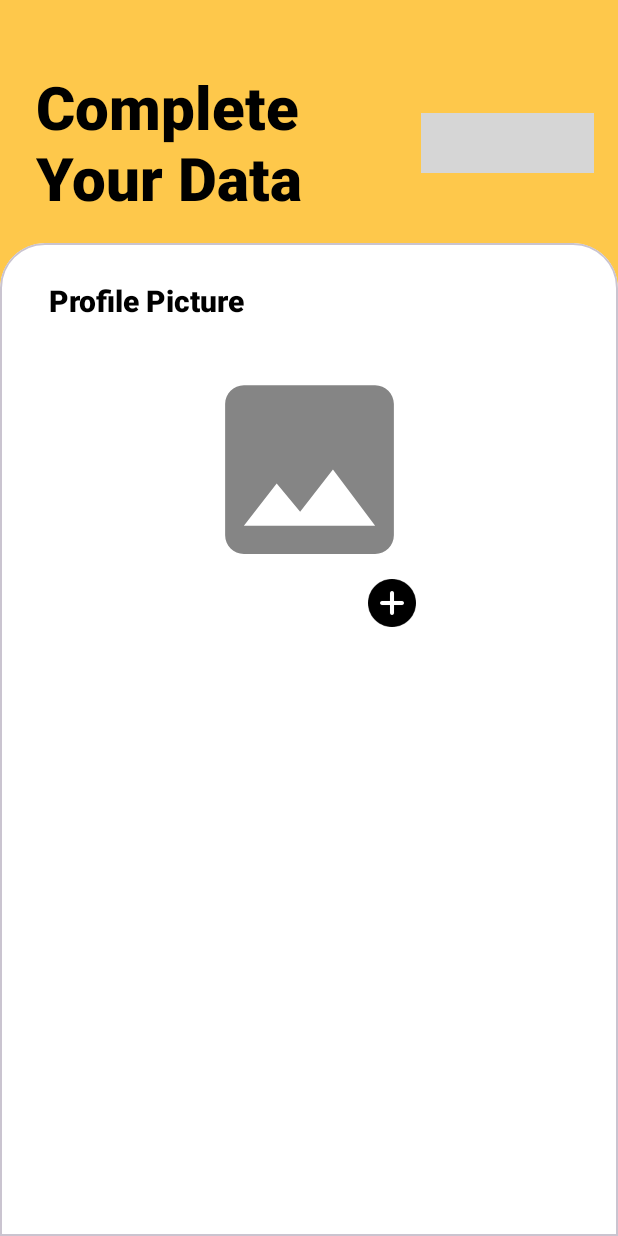
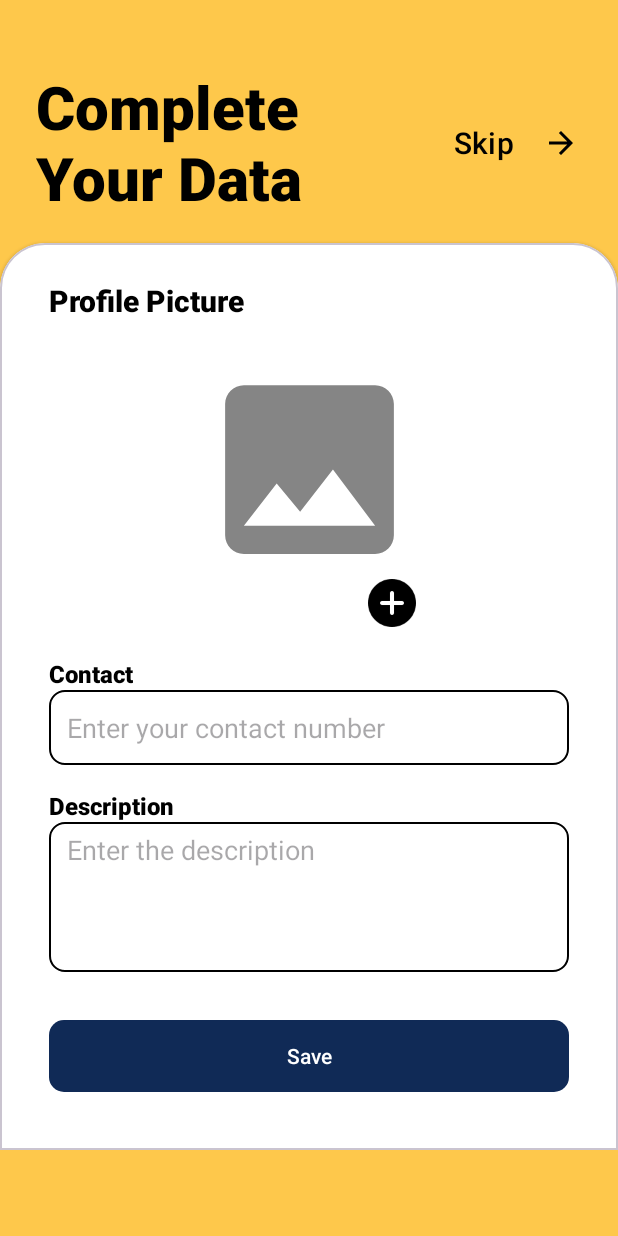
Before and after one commit to kumsia-bangkit/kumsia-app, an Android app: the CompleteOrganizationDataActivity screen opened directly, with no data from a screen before it, on a phone screen of 412 x 824 dp. Run offline under Robolectric (Android 15) with nearby library versions, the phone set to English and light mode, and no system bars; our stand-ins replace CircleImageView; grey boxes are pictures that could not be loaded.

Commit message:
feat: complete data page for organization

```diff
--- a/app/src/main/res/layout/activity_complete_organization_data.xml
+++ b/app/src/main/res/layout/activity_complete_organization_data.xml
@@ -1,11 +1,15 @@
 <?xml version="1.0" encoding="utf-8"?>
-<androidx.constraintlayout.widget.ConstraintLayout xmlns:android="http://schemas.android.com/apk/res/android"
+<ScrollView xmlns:android="http://schemas.android.com/apk/res/android"
     xmlns:app="http://schemas.android.com/apk/res-auto"
     xmlns:tools="http://schemas.android.com/tools"
+    android:background="@color/light_yellow"
+    android:layout_width="match_parent"
+    android:layout_height="match_parent">
+
+    <androidx.constraintlayout.widget.ConstraintLayout
         android:id="@+id/main"
         android:layout_width="match_parent"
-    android:layout_height="match_parent"
-    android:background="@color/light_yellow"
+        android:layout_height="wrap_content"
         tools:context=".view.organization.postregistration.CompleteOrganizationDataActivity">
 
         <TextView
@@ -27,7 +31,7 @@
             android:layout_width="115dp"
             android:layout_height="40dp"
             android:layout_marginEnd="16dp"
-        android:background="@color/transparent"
+            android:background="@android:color/transparent"
             android:drawableEnd="@drawable/baseline_arrow_forward_24"
             android:paddingHorizontal="10dp"
             android:paddingVertical="0dp"
@@ -44,14 +48,15 @@
         <com.google.android.material.card.MaterialCardView
             style="@style/main_card_view_style"
             android:layout_width="match_parent"
-        android:layout_height="0dp"
+            android:layout_height="match_parent"
             app:cardBackgroundColor="@color/white"
             app:layout_constraintBottom_toBottomOf="parent"
             app:layout_constraintTop_toTopOf="@+id/guideline13">
 
             <androidx.constraintlayout.widget.ConstraintLayout
                 android:layout_width="match_parent"
-            android:layout_height="match_parent">
+                android:layout_height="match_parent"
+                android:paddingBottom="30dp">
 
                 <TextView
                     android:id="@+id/profile_picture_title"
@@ -100,6 +105,87 @@
                         app:layout_constraintTop_toBottomOf="@+id/imageView"
                         tools:ignore="ContentDescription" />
                 </FrameLayout>
+
+                <EditText
+                    android:id="@+id/ed_contact"
+                    android:layout_width="match_parent"
+                    android:layout_height="50dp"
+                    android:layout_marginStart="24dp"
+                    android:layout_marginEnd="24dp"
+                    android:autofillHints="name"
+                    android:background="@drawable/edit_text_style"
+                    android:backgroundTint="@null"
+                    android:drawablePadding="12dp"
+                    android:hint="@string/enter_your_contact_number"
+                    android:inputType="text"
+                    android:paddingStart="12dp"
+                    android:paddingEnd="12dp"
+                    app:layout_constraintEnd_toEndOf="parent"
+                    app:layout_constraintHorizontal_bias="1.0"
+                    app:layout_constraintStart_toStartOf="@+id/contact_title"
+                    app:layout_constraintTop_toBottomOf="@+id/contact_title" />
+
+                <TextView
+                    android:id="@+id/contact_title"
+                    android:layout_width="wrap_content"
+                    android:layout_height="wrap_content"
+                    android:layout_marginTop="16dp"
+                    android:fontFamily="sans-serif-black"
+                    android:text="@string/contact"
+                    android:textColor="@color/black"
+                    android:textSize="16sp"
+                    app:layout_constraintStart_toStartOf="@+id/profile_picture_title"
+                    app:layout_constraintTop_toBottomOf="@+id/frameLayout2" />
+
+                <EditText
+                    android:id="@+id/ed_description"
+                    android:layout_width="match_parent"
+                    android:layout_height="100dp"
+                    android:layout_marginStart="24dp"
+                    android:layout_marginEnd="24dp"
+                    android:autofillHints="name"
+                    android:background="@drawable/edit_text_style"
+                    android:backgroundTint="@null"
+                    android:drawablePadding="12dp"
+                    android:hint="@string/enter_the_description"
+                    android:inputType="textMultiLine"
+                    android:paddingStart="12dp"
+                    android:paddingTop="6dp"
+                    android:paddingEnd="12dp"
+                    android:gravity="top"
+                    app:layout_constraintEnd_toEndOf="parent"
+                    app:layout_constraintHorizontal_bias="1.0"
+                    app:layout_constraintStart_toStartOf="@+id/description_title"
+                    app:layout_constraintTop_toBottomOf="@+id/description_title" />
+
+                <TextView
+                    android:id="@+id/description_title"
+                    android:layout_width="wrap_content"
+                    android:layout_height="wrap_content"
+                    android:layout_marginTop="16dp"
+                    android:fontFamily="sans-serif-black"
+                    android:text="@string/description"
+                    android:textColor="@color/black"
+                    android:textSize="16sp"
+                    app:layout_constraintStart_toStartOf="@+id/contact_title"
+                    app:layout_constraintTop_toBottomOf="@+id/ed_contact" />
+
+                <Button
+                    android:id="@+id/save_button"
+                    android:layout_width="match_parent"
+                    android:layout_height="wrap_content"
+                    android:layout_marginStart="24dp"
+                    android:layout_marginTop="32dp"
+                    android:layout_marginEnd="24dp"
+                    android:background="@drawable/blue_button_style"
+                    android:text="@string/save"
+                    android:textColor="@color/white"
+                    app:backgroundTint="@null"
+                    app:layout_constraintEnd_toEndOf="parent"
+                    app:layout_constraintHorizontal_bias="0.0"
+                    app:layout_constraintStart_toStartOf="parent"
+                    app:layout_constraintTop_toBottomOf="@+id/ed_description"
+                    tools:ignore="DuplicateSpeakableTextCheck" />
             </androidx.constraintlayout.widget.ConstraintLayout>
         </com.google.android.material.card.MaterialCardView>
 
@@ -109,6 +195,5 @@
             android:layout_height="wrap_content"
             android:orientation="horizontal"
             app:layout_constraintGuide_begin="162dp" />
-
-
     </androidx.constraintlayout.widget.ConstraintLayout>
+</ScrollView>
--- a/app/src/main/res/values/strings.xml
+++ b/app/src/main/res/values/strings.xml
@@ -163,6 +163,8 @@
     <string name="complete_your_data">Complete Your Data</string>
     <string name="skip">Skip</string>
     <string name="profile_picture">Profile Picture</string>
+    <string name="enter_your_contact_number">Enter your contact number</string>
+    <string name="save">Save</string>
 
     <string-array name="interests_array">
         <item>Food</item>
```
Lines whose indentation alone changed are shown as unchanged.
